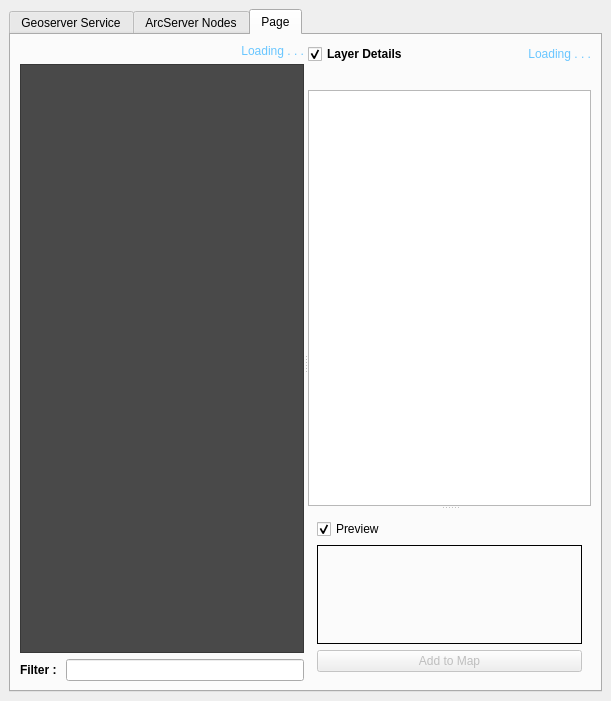
Above: src/ui/grData_dockwidget_base.ui from lymperis-e/Greek-Data-QGIS-Plugin before the change. Below: the same form after it.
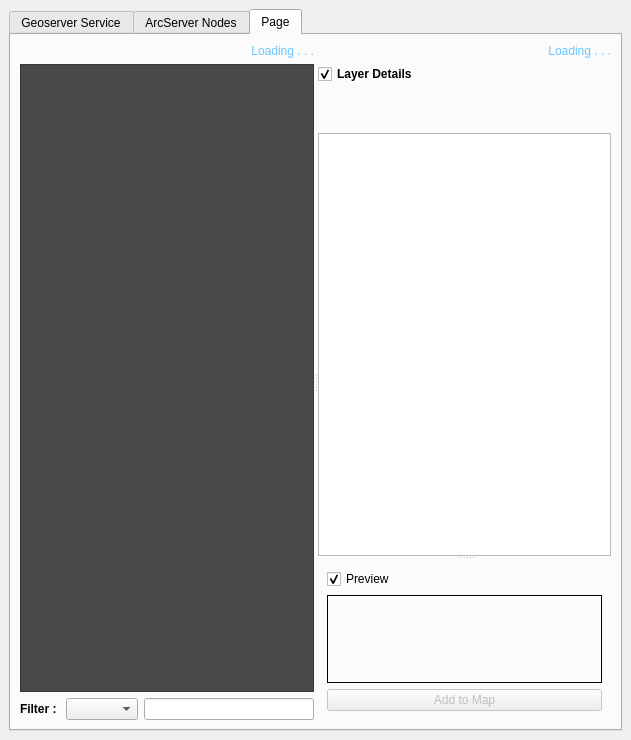
That is the form after the change. Icons and pictures are not drawn.

The edit to the form file:
```diff
--- a/src/ui/grData_dockwidget_base.ui
+++ b/src/ui/grData_dockwidget_base.ui
@@ -6,8 +6,8 @@
    <rect>
     <x>0</x>
     <y>0</y>
-    <width>611</width>
-    <height>701</height>
+    <width>631</width>
+    <height>740</height>
    </rect>
   </property>
   <property name="sizePolicy">
@@ -959,6 +959,9 @@
                 </property>
                </widget>
               </item>
+              <item>
+               <widget class="QComboBox" name="filter_services_combobox"/>
+              </item>
               <item>
                <widget class="QLineEdit" name="filter_services_line_edit">
                 <property name="text">
@@ -987,27 +990,10 @@
                <enum>Qt::Vertical</enum>
               </property>
               <widget class="QWidget" name="widget_15" native="true">
-               <layout class="QGridLayout" name="gridLayout_32">
-                <item row="0" column="0">
-                 <layout class="QGridLayout" name="gridLayout_33">
-                  <item row="0" column="0">
-                   <widget class="QCheckBox" name="custom_geoserver_details_checkbox_2">
-                    <property name="font">
-                     <font>
-                      <pointsize>9</pointsize>
-                      <weight>75</weight>
-                      <bold>true</bold>
-                     </font>
-                    </property>
-                    <property name="text">
-                     <string>Layer Details</string>
-                    </property>
-                    <property name="checked">
-                     <bool>true</bool>
-                    </property>
-                   </widget>
-                  </item>
-                  <item row="0" column="1">
+               <layout class="QVBoxLayout" name="verticalLayout_3">
+                <item>
+                 <layout class="QVBoxLayout" name="verticalLayout_2">
+                  <item>
                    <widget class="QLabel" name="custom_geoserver_loading_label_3">
                     <property name="enabled">
                      <bool>true</bool>
@@ -1031,8 +1017,64 @@
                     </property>
                    </widget>
                   </item>
-                  <item row="2" column="0" colspan="2">
-                   <widget class="QTreeWidget" name="custom_geoserver_details_tree_2">
+                  <item>
+                   <widget class="QCheckBox" name="current_layers_details_checkbox">
+                    <property name="font">
+                     <font>
+                      <pointsize>9</pointsize>
+                      <weight>75</weight>
+                      <bold>true</bold>
+                     </font>
+                    </property>
+                    <property name="text">
+                     <string>Layer Details</string>
+                    </property>
+                    <property name="checked">
+                     <bool>true</bool>
+                    </property>
+                   </widget>
+                  </item>
+                  <item>
+                   <widget class="QLabel" name="current_layer_name_label">
+                    <property name="sizePolicy">
+                     <sizepolicy hsizetype="Expanding" vsizetype="Preferred">
+                      <horstretch>0</horstretch>
+                      <verstretch>0</verstretch>
+                     </sizepolicy>
+                    </property>
+                    <property name="font">
+                     <font>
+                      <pointsize>11</pointsize>
+                      <weight>75</weight>
+                      <bold>true</bold>
+                     </font>
+                    </property>
+                    <property name="text">
+                     <string/>
+                    </property>
+                    <property name="wordWrap">
+                     <bool>true</bool>
+                    </property>
+                   </widget>
+                  </item>
+                  <item>
+                   <widget class="QLabel" name="current_layer_description_label">
+                    <property name="sizePolicy">
+                     <sizepolicy hsizetype="Expanding" vsizetype="Preferred">
+                      <horstretch>0</horstretch>
+                      <verstretch>0</verstretch>
+                     </sizepolicy>
+                    </property>
+                    <property name="text">
+                     <string/>
+                    </property>
+                    <property name="wordWrap">
+                     <bool>true</bool>
+                    </property>
+                   </widget>
+                  </item>
+                  <item>
+                   <widget class="QTreeWidget" name="current_layer_details_tree">
                     <property name="enabled">
                      <bool>true</bool>
                     </property>
@@ -1046,10 +1088,13 @@
                      <bool>true</bool>
                     </property>
                     <property name="animated">
+                     <bool>true</bool>
+                    </property>
+                    <property name="headerHidden">
                      <bool>false</bool>
                     </property>
                     <property name="columnCount">
-                     <number>1</number>
+                     <number>2</number>
                     </property>
                     <attribute name="headerVisible">
                      <bool>false</bool>
@@ -1057,6 +1102,12 @@
                     <attribute name="headerCascadingSectionResizes">
                      <bool>false</bool>
                     </attribute>
+                    <attribute name="headerMinimumSectionSize">
+                     <number>60</number>
+                    </attribute>
+                    <attribute name="headerDefaultSectionSize">
+                     <number>120</number>
+                    </attribute>
                     <attribute name="headerHighlightSections">
                      <bool>false</bool>
                     </attribute>
@@ -1065,22 +1116,11 @@
                       <string notr="true">1</string>
                      </property>
                     </column>
-                   </widget>
-                  </item>
-                  <item row="1" column="0" colspan="2">
-                   <widget class="QLabel" name="custom_geoserver_layer_description_label_2">
-                    <property name="sizePolicy">
-                     <sizepolicy hsizetype="Expanding" vsizetype="Preferred">
-                      <horstretch>0</horstretch>
-                      <verstretch>0</verstretch>
-                     </sizepolicy>
-                    </property>
-                    <property name="text">
-                     <string/>
-                    </property>
-                    <property name="wordWrap">
-                     <bool>true</bool>
-                    </property>
+                    <column>
+                     <property name="text">
+                      <string notr="true">2</string>
+                     </property>
+                    </column>
                    </widget>
                   </item>
                  </layout>
```
Left out of the diff: 4 changed lines with no effect on the pictures.
